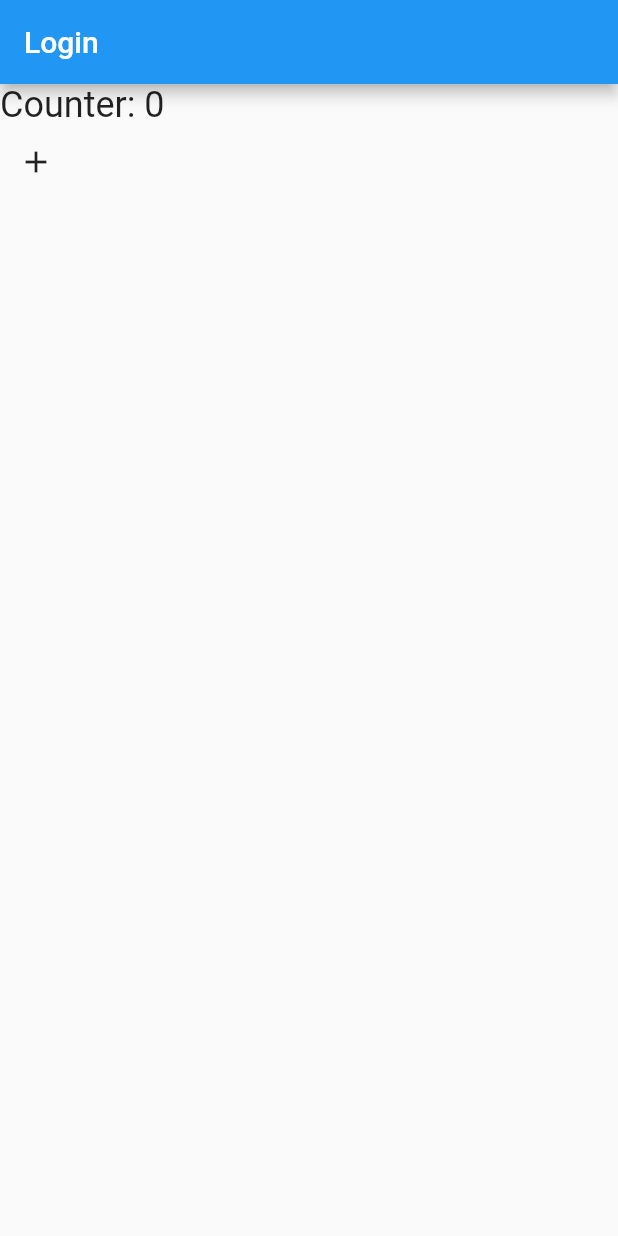
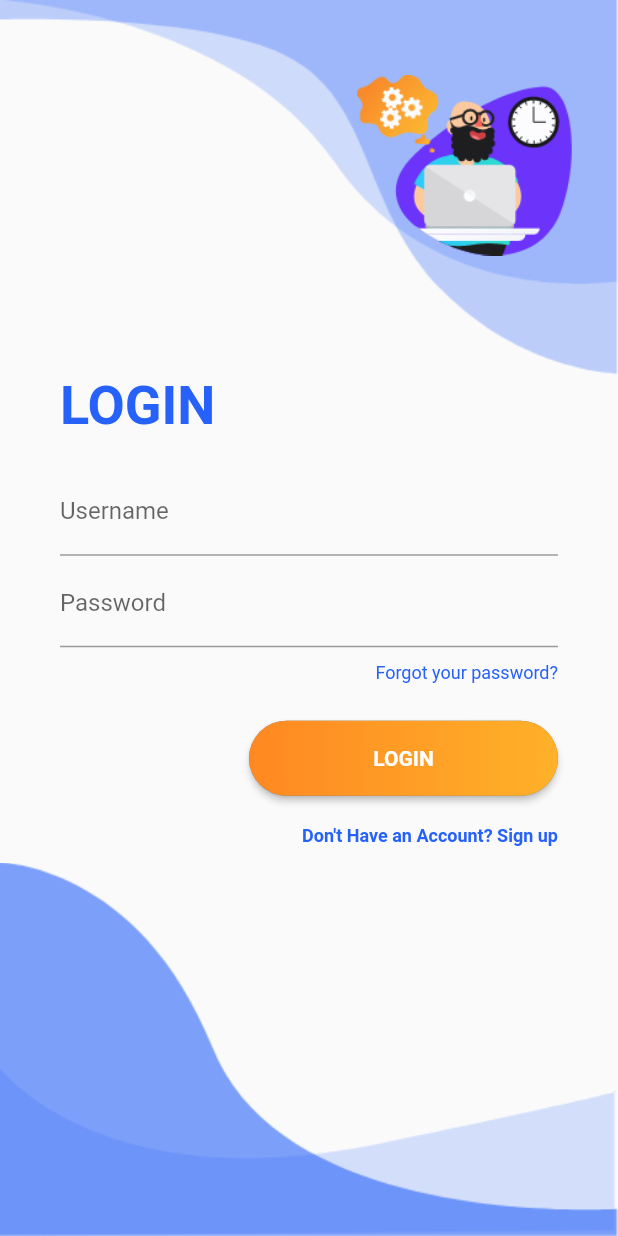
Before and after one commit to vikarmaulanaarrisyad/K-Attendance, a Flutter app: the screen it shows after launch, on a phone screen of 412 x 824 dp. Run offline on Flutter 3.47's test engine with Material 2 defaults, Android fonts, the light colour scheme and no system bars; our stand-ins replace flutter_bloc, freezed_annotation, get_it, injectable.

Commit message:
add ui login

```diff
--- /dev/null
+++ b/lib/components/background.dart
@@ -0,0 +1,51 @@
+import 'package:flutter/material.dart';
+
+class Background extends StatelessWidget {
+  final Widget child;
+
+  const Background({
+    Key? key,
+    required this.child,
+  }) : super(key: key);
+
+  @override
+  Widget build(BuildContext context) {
+    Size size = MediaQuery.of(context).size;
+    return Container(
+      width: double.infinity,
+      height: size.height,
+      child: Stack(
+        alignment: Alignment.center,
+        children: <Widget>[
+          Positioned(
+            top: 0,
+            right: 0,
+            child: Image.asset("assets/image/top1.png", width: size.width),
+          ),
+          Positioned(
+            top: 0,
+            right: 0,
+            child: Image.asset("assets/image/top2.png", width: size.width),
+          ),
+          Positioned(
+            top: 50,
+            right: 30,
+            child:
+                Image.asset("assets/image/main.png", width: size.width * 0.35),
+          ),
+          Positioned(
+            bottom: 0,
+            right: 0,
+            child: Image.asset("assets/image/bottom1.png", width: size.width),
+          ),
+          Positioned(
+            bottom: 0,
+            right: 0,
+            child: Image.asset("assets/image/bottom2.png", width: size.width),
+          ),
+          child
+        ],
+      ),
+    );
+  }
+}
--- a/lib/module/login/view/login_view.dart
+++ b/lib/module/login/view/login_view.dart
@@ -1,4 +1,5 @@
-
+import 'package:absensi_rfid_flutter/components/background.dart';
+import 'package:absensi_rfid_flutter/core.dart';
 import 'package:flutter/material.dart';
 import 'package:flutter_bloc/flutter_bloc.dart';
 import '../bloc/login_bloc.dart';
@@ -57,26 +58,99 @@ class _LoginViewState extends State<LoginView> {
     LoginState state,
   ) {
     return Scaffold(
-      appBar: AppBar(
-        title: const Text('Login'),
+      body: Background(
+        child: Column(
+          mainAxisAlignment: MainAxisAlignment.center,
+          children: <Widget>[
+            Container(
+              alignment: Alignment.centerLeft,
+              padding: EdgeInsets.symmetric(horizontal: 40),
+              child: Text(
+                "LOGIN",
+                style: TextStyle(
+                    fontWeight: FontWeight.bold,
+                    color: Color(0xFF2661FA),
+                    fontSize: 36),
+                textAlign: TextAlign.left,
               ),
-      body: Column(
-        crossAxisAlignment: CrossAxisAlignment.start,
-        mainAxisAlignment: MainAxisAlignment.start,
-        children: [
-          Text(
-            'Counter: ${state.counter}',
-            style: const TextStyle(fontSize: 24),
             ),
-          IconButton(
-            onPressed: () => bloc.add(LoginIncrementEvent()),
-            icon: const Icon(
-              Icons.add,
-              size: 24.0,
+            SizedBox(
+              height: 20.0,
+            ),
+            Container(
+              alignment: Alignment.center,
+              margin: EdgeInsets.symmetric(horizontal: 40),
+              child: TextField(
+                decoration: InputDecoration(labelText: "Username"),
+              ),
+            ),
+            SizedBox(height: 2.0),
+            Container(
+              alignment: Alignment.center,
+              margin: EdgeInsets.symmetric(horizontal: 40),
+              child: TextField(
+                decoration: InputDecoration(labelText: "Password"),
+                obscureText: true,
+              ),
+            ),
+            Container(
+              alignment: Alignment.centerRight,
+              margin: EdgeInsets.symmetric(horizontal: 40, vertical: 10),
+              child: Text(
+                "Forgot your password?",
+                style: TextStyle(fontSize: 12, color: Color(0XFF2661FA)),
+              ),
+            ),
+            SizedBox(height: 5.0),
+            Container(
+              alignment: Alignment.centerRight,
+              margin: const EdgeInsets.symmetric(horizontal: 40, vertical: 10),
+              child: ElevatedButton(
+                onPressed: () {},
+                style: ElevatedButton.styleFrom(
+                    backgroundColor: Colors.blueGrey,
+                    shape: RoundedRectangleBorder(
+                        borderRadius: BorderRadius.circular(80.0)),
+                    padding: const EdgeInsets.all(0)),
+                child: Container(
+                  alignment: Alignment.center,
+                  height: 50.0,
+                  width: MediaQuery.of(context).size.width * 0.5,
+                  decoration: new BoxDecoration(
+                      borderRadius: BorderRadius.circular(80.0),
+                      gradient: new LinearGradient(colors: [
+                        Color.fromARGB(255, 255, 136, 34),
+                        Color.fromARGB(255, 255, 177, 41)
+                      ])),
+                  child: Text(
+                    "LOGIN",
+                    textAlign: TextAlign.center,
+                    style: TextStyle(fontWeight: FontWeight.bold),
+                  ),
+                  padding: const EdgeInsets.all(0),
+                ),
+              ),
+            ),
+            Container(
+              alignment: Alignment.centerRight,
+              margin: EdgeInsets.symmetric(horizontal: 40, vertical: 10),
+              child: GestureDetector(
+                onTap: () => {
+                  Navigator.push(context,
+                      MaterialPageRoute(builder: (context) => RegisterView()))
+                },
+                child: Text(
+                  "Don't Have an Account? Sign up",
+                  style: TextStyle(
+                      fontSize: 12,
+                      fontWeight: FontWeight.bold,
+                      color: Color(0xFF2661FA)),
+                ),
               ),
             ),
           ],
         ),
+      ),
     );
   }
 }
--- a/pubspec.yaml
+++ b/pubspec.yaml
@@ -59,6 +59,7 @@ flutter:
   # To add assets to your application, add an assets section, like this:
   assets:
     - assets/logo/
+    - assets/image/
   #   - images/a_dot_ham.jpeg
   # An image asset can refer to one or more resolution-specific "variants", see
   # https://flutter.dev/assets-and-images/#resolution-aware
```
Also changed, not shown: assets/image/bottom1.png (added), assets/image/bottom2.png (added), assets/image/login_image.png (added), assets/image/main.png (added), assets/image/top1.png (added), assets/image/top2.png (added). Lines whose indentation alone changed are shown as unchanged.
